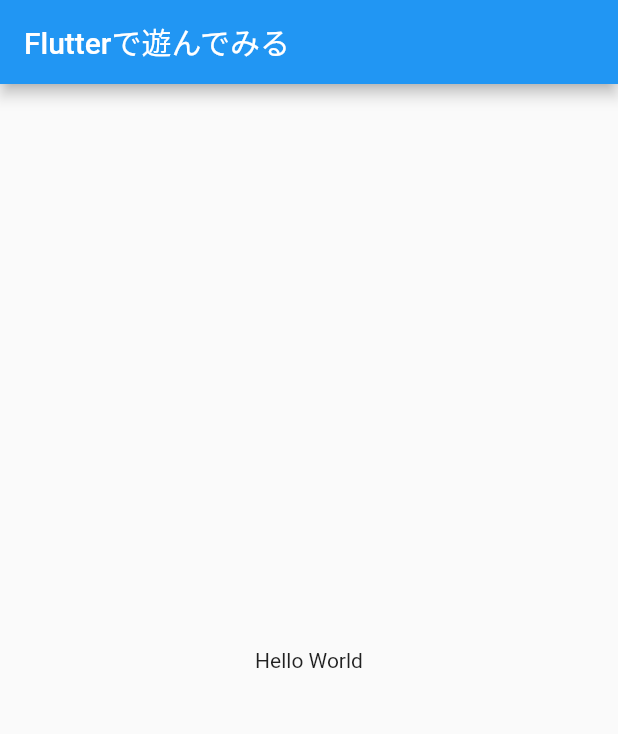
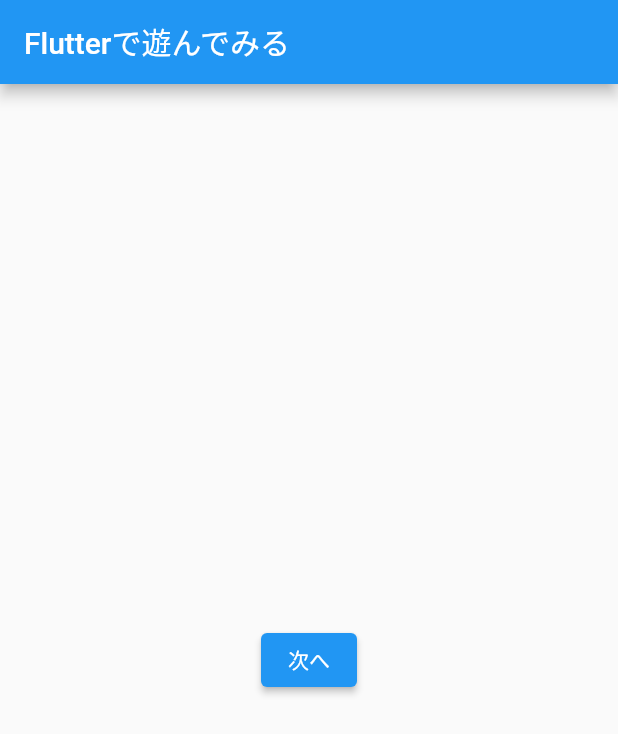
Before and after one commit to sohey-dr/first_app, a Flutter app: the screen it shows after launch, on a phone screen of 412 x 824 dp. Shown: the top 734 px of the screen. Run offline on Flutter 3.47's test engine with Material 2 defaults, Android fonts, the phone set to English and light mode, and no system bars.

Commit message:
[ADD]ボタン追加

```diff
--- a/lib/main.dart
+++ b/lib/main.dart
@@ -18,8 +18,11 @@ class MyApp extends StatelessWidget {
         appBar: AppBar(
           title: const Text('Flutterで遊んでみる'),
         ),
-        body: const Center(
-          child: Text('Hello World'),
+        body: Center(
+          child: ElevatedButton(
+            onPressed: () {},
+            child: const Text('次へ'),
+          ),
         ),
       ),
     );
```
